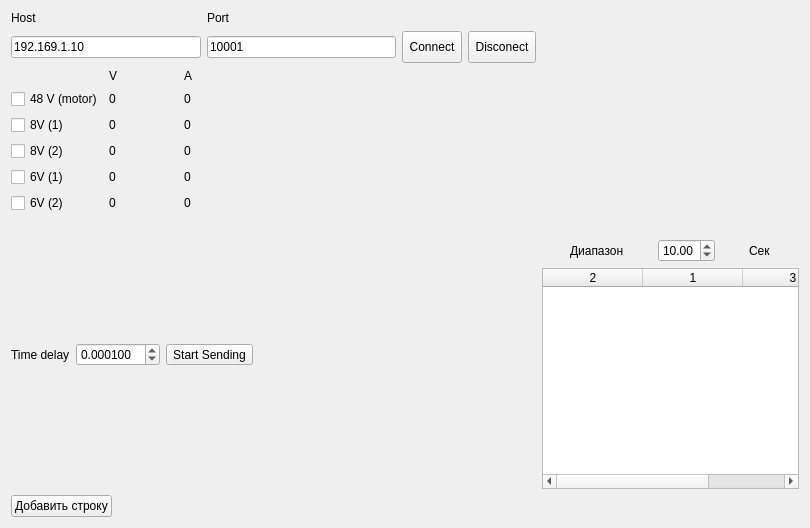
This is AR600Controller.ui in AlexanderMokhov/AR-600Controller as Qt 5 draws it before an edit. The edited form follows.
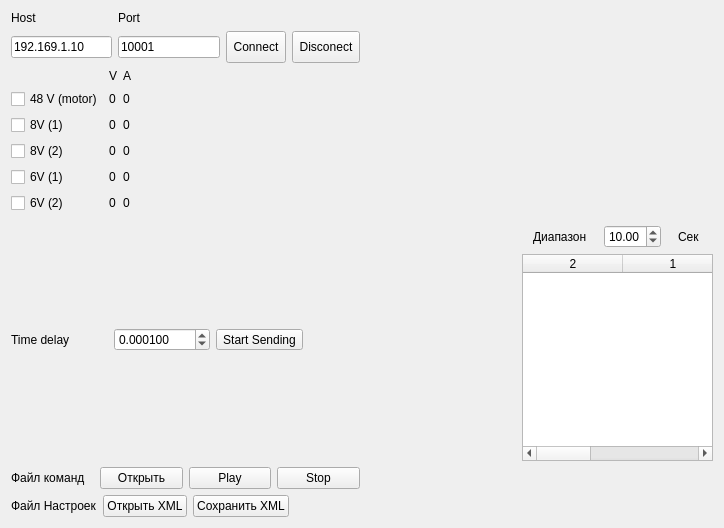
This is the edited form. Custom widgets are drawn as their Qt base class.

Patch:
```diff
--- a/AR600Controller.ui
+++ b/AR600Controller.ui
@@ -6,7 +6,7 @@
    <rect>
     <x>0</x>
     <y>0</y>
-    <width>810</width>
+    <width>724</width>
     <height>528</height>
    </rect>
   </property>
@@ -72,7 +72,20 @@
      </item>
     </layout>
    </item>
-   <item row="0" column="4" rowspan="5">
+   <item row="0" column="4">
+    <spacer name="horizontalSpacer_4">
+     <property name="orientation">
+      <enum>Qt::Horizontal</enum>
+     </property>
+     <property name="sizeHint" stdset="0">
+      <size>
+       <width>40</width>
+       <height>20</height>
+      </size>
+     </property>
+    </spacer>
+   </item>
+   <item row="0" column="5" rowspan="5">
     <layout class="QGridLayout" name="gridLayout_3">
      <item row="2" column="0">
       <widget class="QTableWidget" name="dataTable">
@@ -154,7 +167,7 @@
      </item>
     </layout>
    </item>
-   <item row="1" column="0" colspan="3">
+   <item row="1" column="0">
     <layout class="QGridLayout" name="gridLayout">
      <item row="0" column="1">
       <widget class="QLabel" name="label_14">
@@ -277,28 +290,28 @@
      </item>
     </layout>
    </item>
-   <item row="1" column="3">
+   <item row="1" column="1" colspan="4">
     <spacer name="horizontalSpacer">
      <property name="orientation">
       <enum>Qt::Horizontal</enum>
      </property>
      <property name="sizeHint" stdset="0">
       <size>
-       <width>277</width>
-       <height>20</height>
+       <width>372</width>
+       <height>127</height>
       </size>
      </property>
     </spacer>
    </item>
-   <item row="2" column="1" colspan="2">
+   <item row="2" column="0">
     <spacer name="verticalSpacer">
      <property name="orientation">
       <enum>Qt::Vertical</enum>
      </property>
      <property name="sizeHint" stdset="0">
       <size>
-       <width>20</width>
-       <height>123</height>
+       <width>17</width>
+       <height>107</height>
       </size>
      </property>
     </spacer>
@@ -330,22 +343,22 @@
      </item>
     </layout>
    </item>
-   <item row="3" column="2">
+   <item row="3" column="2" colspan="2">
     <widget class="QToolButton" name="toolButtonStartSending">
      <property name="text">
       <string>Start Sending</string>
      </property>
     </widget>
    </item>
-   <item row="3" column="3">
+   <item row="3" column="4">
     <spacer name="horizontalSpacer_2">
      <property name="orientation">
       <enum>Qt::Horizontal</enum>
      </property>
      <property name="sizeHint" stdset="0">
       <size>
-       <width>277</width>
-       <height>20</height>
+       <width>215</width>
+       <height>19</height>
       </size>
      </property>
     </spacer>
@@ -357,18 +370,107 @@
      </property>
      <property name="sizeHint" stdset="0">
       <size>
-       <width>20</width>
-       <height>122</height>
+       <width>17</width>
+       <height>107</height>
       </size>
      </property>
     </spacer>
    </item>
-   <item row="5" column="0">
-    <widget class="QPushButton" name="addButton">
-     <property name="text">
-      <string>Добавить строку</string>
+   <item row="4" column="2" colspan="2">
+    <spacer name="verticalSpacer_3">
+     <property name="orientation">
+      <enum>Qt::Vertical</enum>
      </property>
-    </widget>
+     <property name="sizeHint" stdset="0">
+      <size>
+       <width>17</width>
+       <height>107</height>
+      </size>
+     </property>
+    </spacer>
+   </item>
+   <item row="5" column="0" colspan="4">
+    <layout class="QHBoxLayout" name="horizontalLayout_4">
+     <item>
+      <widget class="QLabel" name="label_7">
+       <property name="text">
+        <string>Файл команд</string>
+       </property>
+      </widget>
+     </item>
+     <item>
+      <widget class="QPushButton" name="pButtonCFOpen">
+       <property name="text">
+        <string>Открыть</string>
+       </property>
+      </widget>
+     </item>
+     <item>
+      <widget class="QPushButton" name="pButtonFCPlay">
+       <property name="text">
+        <string>Play</string>
+       </property>
+      </widget>
+     </item>
+     <item>
+      <widget class="QPushButton" name="pButtonFCStop">
+       <property name="text">
+        <string>Stop</string>
+       </property>
+      </widget>
+     </item>
+    </layout>
+   </item>
+   <item row="5" column="4" colspan="2">
+    <spacer name="horizontalSpacer_5">
+     <property name="orientation">
+      <enum>Qt::Horizontal</enum>
+     </property>
+     <property name="sizeHint" stdset="0">
+      <size>
+       <width>40</width>
+       <height>20</height>
+      </size>
+     </property>
+    </spacer>
+   </item>
+   <item row="6" column="0" colspan="3">
+    <layout class="QHBoxLayout" name="horizontalLayout_3">
+     <item>
+      <widget class="QLabel" name="label_6">
+       <property name="text">
+        <string>Файл Настроек</string>
+       </property>
+      </widget>
+     </item>
+     <item>
+      <widget class="QPushButton" name="pButtonOpenXML">
+       <property name="text">
+        <string>Открыть XML</string>
+       </property>
+      </widget>
+     </item>
+     <item>
+      <widget class="QPushButton" name="pButtonSaveXML">
+       <property name="text">
+        <string>Сохранить XML</string>
+       </property>
+      </widget>
+     </item>
+    </layout>
+   </item>
+   <item row="6" column="3" colspan="3">
+    <spacer name="horizontalSpacer_3">
+     <property name="orientation">
+      <enum>Qt::Horizontal</enum>
+     </property>
+     <property name="sizeHint" stdset="0">
+      <size>
+       <width>40</width>
+       <height>20</height>
+      </size>
+     </property>
+    </spacer>
    </item>
   </layout>
  </widget>
```
Left out of the diff: 16 changed lines with no effect on the pictures.
